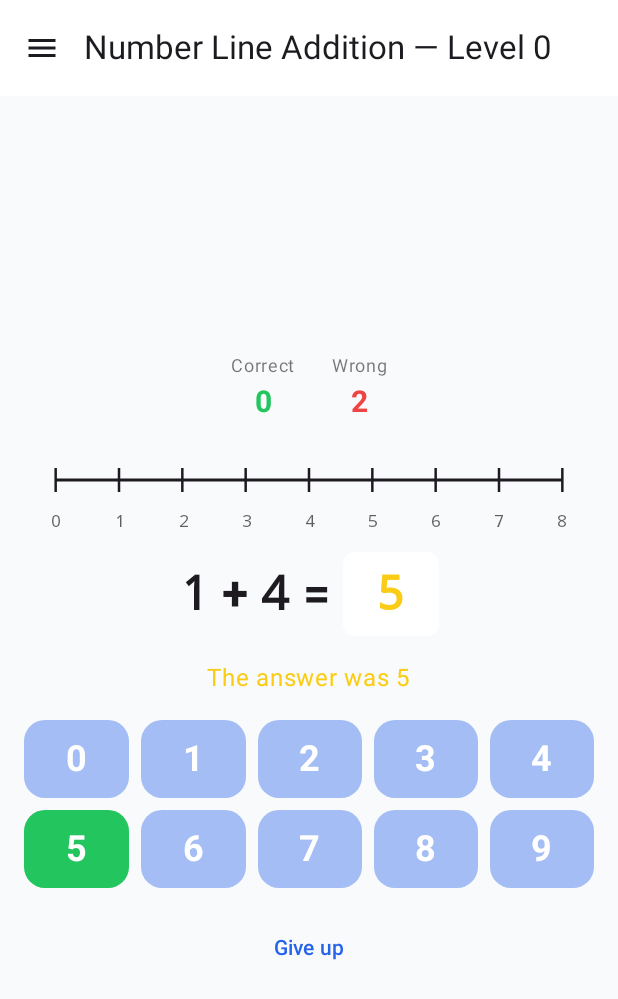
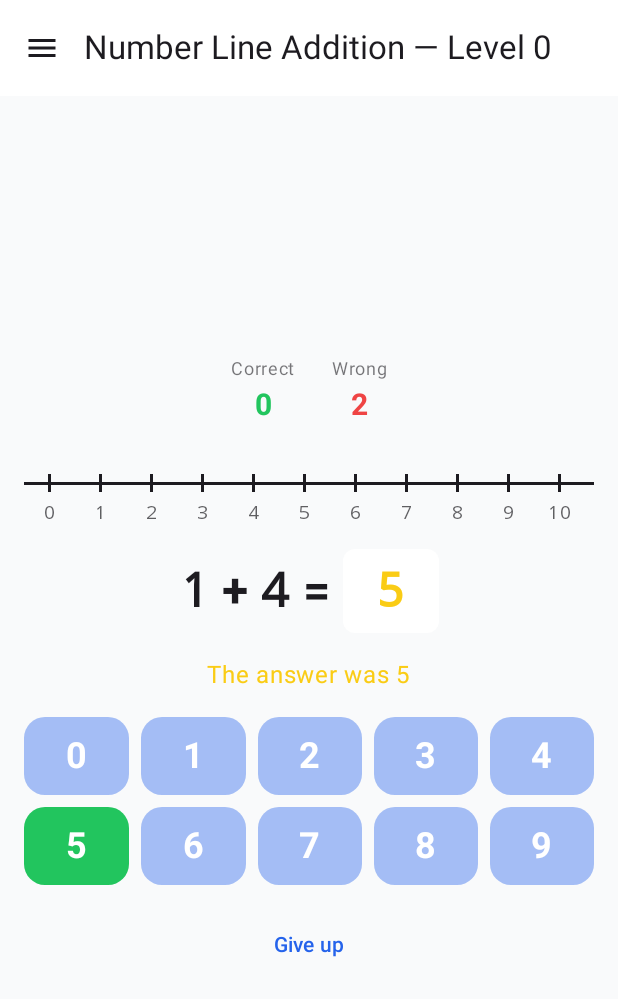
Before and after one commit to dividetask/homeschool-teacher, an Android app built with Jetpack Compose: the composable HomeschoolTeacherApp shown on its own in the app's theme, after a tap on "Give up", on a phone screen of 412 x 824 dp. Shown: the top 999 px of the screen. Run offline under Robolectric (Android 15) with nearby library versions, the phone set to English and light mode, and no system bars.

Commit message:
Rebuild the number line: scrollable, markable, 0-based
Replace the static windowed number line with a horizontally scrollable
one that starts at 0, labels every integer, and runs to
next_multiple_of_ten(answer + 10) so the answer sits inside the range.
Tapping a number toggles a mark (skip-counting aid; visual only, resets
per problem); dragging scrolls. Applies to every number-line lesson. Docs
updated.

```diff
--- a/app/src/main/java/com/dividetask/homeschoolteacher/math/MathScreen.kt
+++ b/app/src/main/java/com/dividetask/homeschoolteacher/math/MathScreen.kt
@@ -1,7 +1,8 @@
 package com.dividetask.homeschoolteacher.math
 
-import androidx.compose.foundation.Canvas
 import androidx.compose.foundation.background
+import androidx.compose.foundation.clickable
+import androidx.compose.foundation.horizontalScroll
 import androidx.compose.foundation.layout.Arrangement
 import androidx.compose.foundation.layout.Box
 import androidx.compose.foundation.layout.Column
@@ -13,7 +14,11 @@ import androidx.compose.foundation.layout.fillMaxWidth
 import androidx.compose.foundation.layout.height
 import androidx.compose.foundation.layout.heightIn
 import androidx.compose.foundation.layout.padding
+import androidx.compose.foundation.layout.size
+import androidx.compose.foundation.layout.width
 import androidx.compose.foundation.layout.widthIn
+import androidx.compose.foundation.rememberScrollState
+import androidx.compose.foundation.shape.CircleShape
 import androidx.compose.foundation.shape.RoundedCornerShape
 import androidx.compose.material3.Button
 import androidx.compose.material3.ButtonDefaults
@@ -23,12 +28,12 @@ import androidx.compose.material3.TextButton
 import androidx.compose.runtime.Composable
 import androidx.compose.runtime.LaunchedEffect
 import androidx.compose.runtime.getValue
+import androidx.compose.runtime.mutableStateListOf
 import androidx.compose.runtime.mutableStateOf
 import androidx.compose.runtime.remember
 import androidx.compose.runtime.setValue
 import androidx.compose.ui.Alignment
 import androidx.compose.ui.Modifier
-import androidx.compose.ui.geometry.Offset
 import androidx.compose.ui.graphics.Color
 import androidx.compose.ui.text.font.FontFamily
 import androidx.compose.ui.text.font.FontWeight
@@ -37,7 +42,6 @@ import androidx.compose.ui.unit.sp
 import androidx.lifecycle.compose.collectAsStateWithLifecycle
 import com.dividetask.homeschoolteacher.Tts
 import com.dividetask.homeschoolteacher.lesson.LessonId
-import kotlin.math.ceil
 import kotlin.random.Random
 import kotlinx.coroutines.delay
 
@@ -141,7 +145,6 @@ fun MathScreen(
                 problem = problem,
                 answerText = answerText,
                 feedback = state.feedback,
-                maxTick = maxAnswer,
             )
             LessonId.HorizontalAddition0,
             LessonId.HorizontalAddition1,
@@ -348,36 +351,27 @@ private fun NumberLineProblem(
     problem: MathProblem,
     answerText: String,
     feedback: MathFeedback,
-    maxTick: Int,
 ) {
-    val a = problem.left
-    val c = problem.answer
-    // Pad each side with a randomized 1..3 extra ticks so the answer can't
-    // be read off as "the right-most labelled tick". Same random padding
-    // sticks for the lifetime of this problem.
-    val extras = remember(problem) {
-        Random.nextInt(1, 4) to Random.nextInt(1, 4)
-    }
-    val low = (minOf(a, c) - extras.first).coerceAtLeast(0)
-    val high = (maxOf(a, c) + extras.second).coerceAtMost(maxTick)
+    // The line always starts at 0 and runs to the answer + 10, rounded up
+    // to the next multiple of ten — so the answer sits comfortably inside
+    // the range rather than at the far edge.
+    val highest = nextMultipleOfTen(problem.answer + 10)
 
     Column(
         horizontalAlignment = Alignment.CenterHorizontally,
         verticalArrangement = Arrangement.spacedBy(8.dp),
         modifier = Modifier.fillMaxWidth(),
     ) {
-        NumberLine(
-            rangeStart = low,
-            rangeEnd = high,
-            modifier = Modifier
-                .fillMaxWidth()
-                .widthIn(max = 500.dp),
+        ScrollableNumberLine(
+            highest = highest,
+            resetKey = problem,
+            modifier = Modifier.fillMaxWidth(),
         )
         Row(
             verticalAlignment = Alignment.CenterVertically,
             horizontalArrangement = Arrangement.spacedBy(8.dp),
         ) {
-            Text("$a", fontSize = 32.sp, fontWeight = FontWeight.Bold,
+            Text("${problem.left}", fontSize = 32.sp, fontWeight = FontWeight.Bold,
                 fontFamily = FontFamily.Monospace)
             Text(problem.operator.symbol, fontSize = 32.sp, fontWeight = FontWeight.Bold)
             Text("${problem.right}", fontSize = 32.sp, fontWeight = FontWeight.Bold,
@@ -387,6 +381,9 @@ private fun NumberLineProblem(
         }
     }
 }
+
+/** Smallest multiple of ten that is >= [x]. */
+private fun nextMultipleOfTen(x: Int): Int = ((x + 9) / 10) * 10
 
 @Composable
 private fun AnswerBox(text: String, feedback: MathFeedback) {
@@ -417,65 +414,66 @@ private fun AnswerBox(text: String, feedback: MathFeedback) {
     }
 }
 
+/**
+ * Horizontally-scrollable number line from 0 to [highest], every integer
+ * labelled. The learner drags to scroll and taps a number to toggle a mark
+ * on it (a counting aid — marks are visual only and reset each problem).
+ * [resetKey] should change per problem so the marks and scroll position
+ * clear when a new problem appears.
+ */
 @Composable
-private fun NumberLine(
-    rangeStart: Int,
-    rangeEnd: Int,
+private fun ScrollableNumberLine(
+    highest: Int,
+    resetKey: Any,
     modifier: Modifier = Modifier,
 ) {
-    val count = rangeEnd - rangeStart + 1
-    if (count < 2) return
-    // Keep labels readable when the range is wide (multiplication to 81):
-    // label roughly every Nth tick so at most ~12 numbers show.
-    val labelEvery = maxOf(1, ceil(count / 12.0).toInt())
-    val tickColor = MaterialTheme.colorScheme.onBackground
-    Column(modifier = modifier.fillMaxWidth()) {
-        Canvas(
+    val marks = remember(resetKey) { mutableStateListOf<Int>() }
+    val scroll = rememberScrollState()
+    LaunchedEffect(resetKey) { scroll.scrollTo(0) }
+
+    val lineColor = MaterialTheme.colorScheme.onBackground
+    val markColor = MaterialTheme.colorScheme.primary
+    val cellWidth = 34.dp
+
+    Row(
+        modifier = modifier
+            .horizontalScroll(scroll)
+            .padding(vertical = 4.dp),
+    ) {
+        for (n in 0..highest) {
+            val marked = marks.contains(n)
+            Column(
+                horizontalAlignment = Alignment.CenterHorizontally,
                 modifier = Modifier
-                .fillMaxWidth()
-                .height(40.dp),
+                    .width(cellWidth)
+                    .clickable { if (marked) marks.remove(n) else marks.add(n) },
             ) {
-            val w = size.width
-            val h = size.height
-            val lineY = h * 0.6f
-            val cell = w / count
-            val tickHalf = 8.dp.toPx()
-
-            drawLine(
-                color = tickColor,
-                start = Offset(cell / 2, lineY),
-                end = Offset(w - cell / 2, lineY),
-                strokeWidth = 3f,
-            )
-
-            for (i in 0 until count) {
-                val x = cell * i + cell / 2
-                val labelled = i % labelEvery == 0 || i == count - 1
-                drawLine(
-                    color = tickColor,
-                    start = Offset(x, lineY - tickHalf),
-                    end = Offset(x, lineY + if (labelled) tickHalf else tickHalf * 0.5f),
-                    strokeWidth = if (labelled) 2.5f else 1.5f,
+                // Mark dot (space reserved so the row height stays steady).
+                Box(modifier = Modifier.size(12.dp), contentAlignment = Alignment.Center) {
+                    if (marked) {
+                        Box(
+                            modifier = Modifier
+                                .size(12.dp)
+                                .background(markColor, CircleShape),
                         )
                     }
                 }
-        Row(modifier = Modifier.fillMaxWidth()) {
-            for (i in rangeStart..rangeEnd) {
-                val idx = i - rangeStart
-                val show = idx % labelEvery == 0 || i == rangeEnd
+                // Axis: a full-width horizontal segment (segments of adjacent
+                // cells join into one line) crossed by a centred tick.
                 Box(
-                    modifier = Modifier.weight(1f),
+                    modifier = Modifier.fillMaxWidth().height(16.dp),
                     contentAlignment = Alignment.Center,
                 ) {
-                    if (show) {
+                    Box(Modifier.fillMaxWidth().height(2.dp).background(lineColor))
+                    Box(Modifier.width(2.dp).height(12.dp).background(lineColor))
+                }
                 Text(
-                            text = i.toString(),
-                            fontSize = if (count > 10) 9.sp else 11.sp,
+                    text = n.toString(),
+                    fontSize = 12.sp,
                     fontFamily = FontFamily.Monospace,
-                            color = MaterialTheme.colorScheme.onBackground.copy(alpha = 0.7f),
+                    fontWeight = if (marked) FontWeight.Bold else FontWeight.Normal,
+                    color = if (marked) markColor else lineColor.copy(alpha = 0.7f),
                 )
-                    }
-                }
             }
         }
     }
```
Also changed, not shown: 1 other file. Lines whose indentation alone changed are shown as unchanged.
